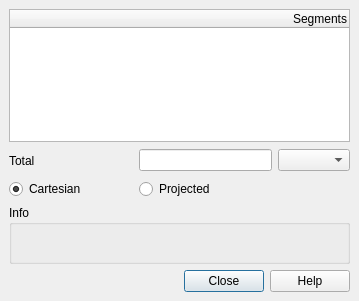
Old version of the form src/ui/qgsmeasurebase.ui in the repository qgis/QGIS.
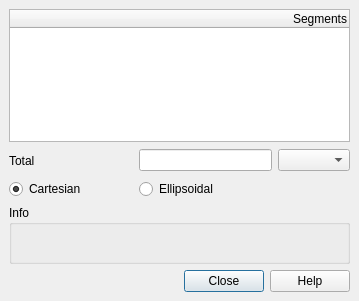
New version of the form. Icons and pictures are not drawn. Custom widgets are drawn as their Qt base class.

Commit message: Projected->Ellipsoidal add updateUi

```diff
--- a/src/ui/qgsmeasurebase.ui
+++ b/src/ui/qgsmeasurebase.ui
@@ -144,7 +144,7 @@
    <item row="5" column="2">
     <widget class="QRadioButton" name="mProjected">
      <property name="text">
-      <string>Projected</string>
+      <string>Ellipsoidal</string>
      </property>
      <property name="checked">
       <bool>false</bool>
```
Left out of the diff: 2 changed lines with no effect on the pictures. The commit also changes 2 other files.
